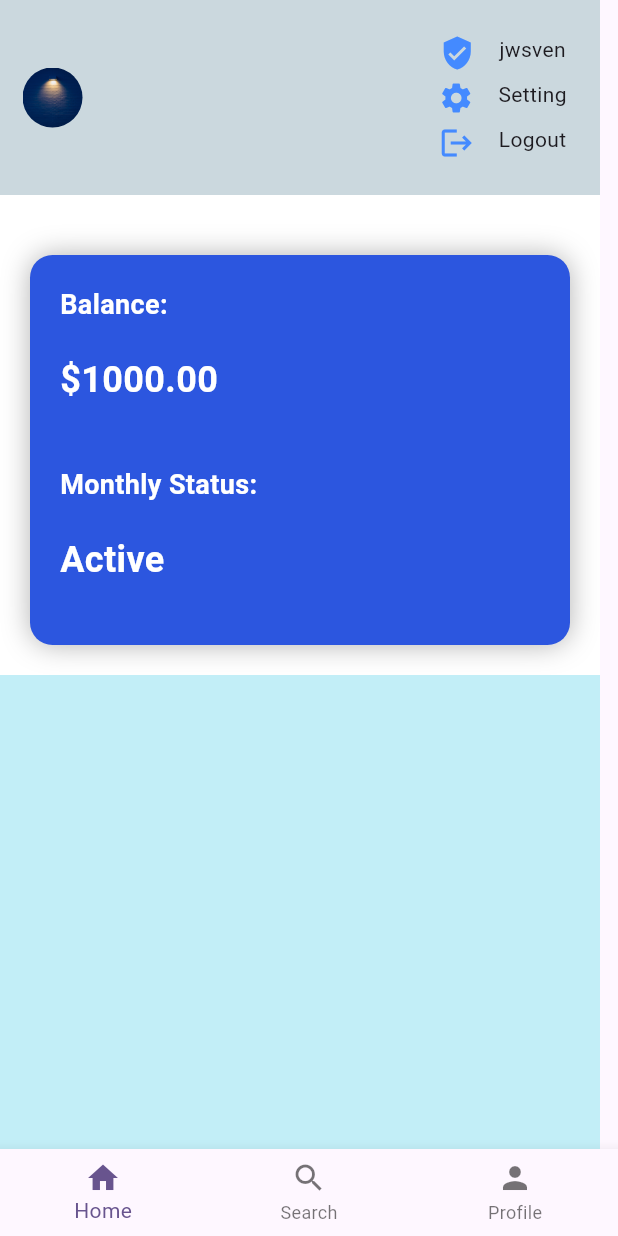
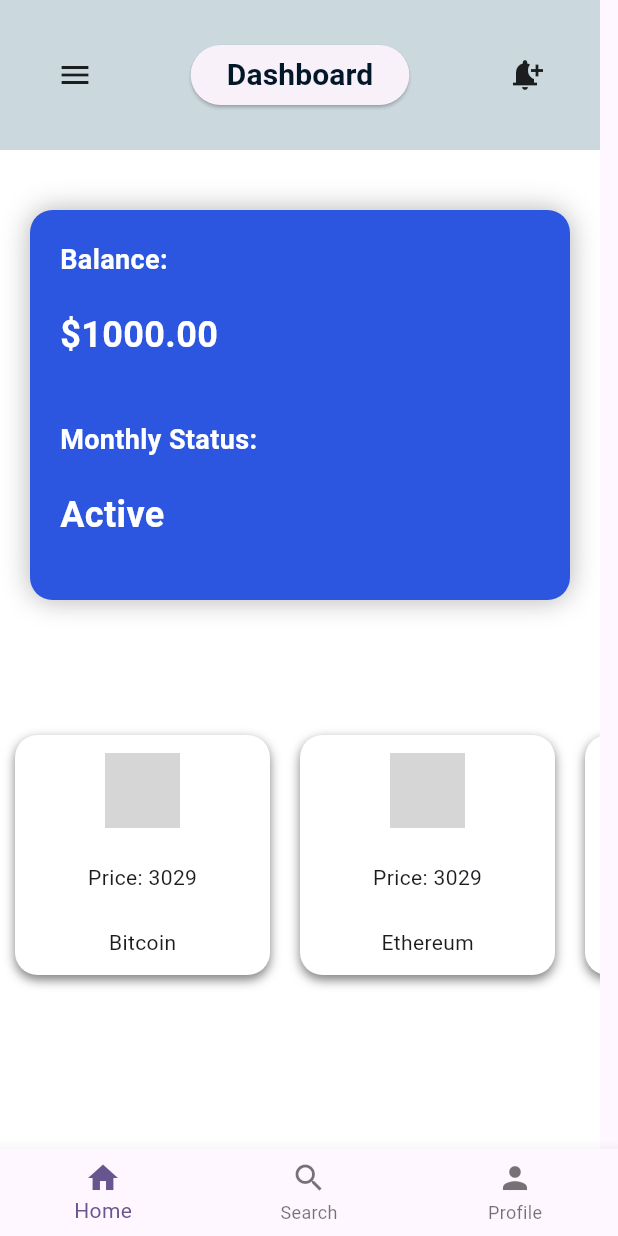
Before and after one commit to jwsvengit7/cardonic-app-flutter, a Flutter app: the DashboardScreen screen opened directly, on a phone screen of 412 x 824 dp. Run offline on Flutter 3.47's test engine with Material 2 defaults, Android fonts, the phone set to English and light mode, and no system bars; our stand-ins replace flutter_svg, get; network calls fail; grey boxes are pictures that could not be loaded.

Commit message:
Drawer & Coin Api

```diff
--- a/lib/main.dart
+++ b/lib/main.dart
@@ -1,5 +1,8 @@
+import 'package:cardioc/screen/Verification/otp_verification.dart';
 import 'package:flutter/material.dart';
 import 'package:cardioc/screen/login_signup.dart';
+import 'package:cardioc/screen/create_account.dart';
+import 'package:cardioc/screen/User/dashboard.dart';
 import 'package:get/get.dart';
 
 void main() {
@@ -18,7 +21,13 @@ class MyApp extends StatelessWidget {
         colorScheme: ColorScheme.fromSeed(seedColor: Colors.deepPurple),
         useMaterial3: true,
       ),
-      home: LoginSignupScreen(),
+      initialRoute: "/dashboard",
+      routes: {
+        '/': (context) => LoginSignupScreen(),
+        '/signup': (context) => CreateAccountScreen(),
+        '/otp': (context) => Otp(),
+        '/dashboard': (context) => DashboardScreen(),
+      },
     );
   }
 }
--- a/lib/screen/User/dashboard.dart
+++ b/lib/screen/User/dashboard.dart
@@ -1,16 +1,75 @@
-import 'package:flutter_svg/flutter_svg.dart';
 import 'package:flutter/material.dart';
-import 'package:cardioc/screen/login_signup.dart';
-import 'package:get/route_manager.dart';
 import 'package:cardioc/screen/User/homed1.dart';
 import 'package:cardioc/screen/User/footer.dart';
-import 'package:cardioc/screen/login_signup.dart';
 
-class DashboardScreen extends StatelessWidget {
-  final SizedBox spaceHieigt = const SizedBox(height: 20);
+class DashboardScreen extends StatefulWidget {
+  @override
+  DashboardScreenState createState() => DashboardScreenState();
+}
+
+class DashboardScreenState extends State<DashboardScreen> {
+  final GlobalKey<ScaffoldState> _scaffoldKey = GlobalKey<ScaffoldState>();
+
   @override
   Widget build(BuildContext context) {
     return Scaffold(
+      key: _scaffoldKey,
+      drawer: Drawer(
+        child: ListView(
+          padding: EdgeInsets.zero,
+          children: <Widget>[
+            const DrawerHeader(
+              decoration: BoxDecoration(
+                color: Color.fromARGB(255, 203, 216, 222),
+              ),
+              child: Column(
+                crossAxisAlignment: CrossAxisAlignment.start,
+                mainAxisAlignment: MainAxisAlignment.end,
+                children: <Widget>[
+                  Text(
+                    'Welcome',
+                    style: TextStyle(
+                      fontSize: 20,
+                      fontWeight: FontWeight.bold,
+                    ),
+                  ),
+                  Text(
+                    'Temple Chiorlu',
+                    style: TextStyle(
+                      fontSize: 16,
+                    ),
+                  ),
+                ],
+              ),
+            ),
+            ListTile(
+              leading: const Icon(Icons.dashboard),
+              title: const Text('Dashboard'),
+              onTap: () {},
+            ),
+            ListTile(
+              leading: const Icon(Icons.card_giftcard),
+              title: const Text('Sell Giftcards'),
+              onTap: () {},
+            ),
+            ListTile(
+              leading: const Icon(Icons.currency_bitcoin),
+              title: const Text('Exchange Coin'),
+              onTap: () {},
+            ),
+            ListTile(
+              leading: const Icon(Icons.dashboard),
+              title: const Text('Dashboard'),
+              onTap: () {},
+            ),
+            ListTile(
+              leading: const Icon(Icons.settings),
+              title: const Text('Settings'),
+              onTap: () {},
+            ),
+          ],
+        ),
+      ),
       body: SafeArea(
         child: Stack(
           children: [
@@ -21,75 +80,47 @@ class DashboardScreen extends StatelessWidget {
                 mainAxisAlignment: MainAxisAlignment.spaceEvenly,
                 children: [
                   Container(
-                    height: 130,
+                    height: 100,
                     color: const Color.fromARGB(255, 203, 216, 222),
                     child: Row(
                       mainAxisAlignment: MainAxisAlignment.spaceEvenly,
                       crossAxisAlignment: CrossAxisAlignment.center,
                       children: <Widget>[
+                        InkWell(
+                          onTap: () {
+                            _scaffoldKey.currentState!.openDrawer();
+                          },
+                          child: const SizedBox(
+                            width: 40,
+                            height: 40,
+                            child: Icon(Icons.menu),
+                          ),
+                        ),
                         SizedBox(
-                          width: 40,
-                          height: 40,
-                          child: ClipOval(
-                            child: Image.asset(
-                              'images/bg.jpg',
-                              fit: BoxFit.cover,
-                            ),
+                          width: 200,
+                          height: 70,
+                          child: Row(
+                            mainAxisAlignment: MainAxisAlignment.center,
+                            crossAxisAlignment: CrossAxisAlignment.center,
+                            children: [
+                              ElevatedButton(
+                                onPressed: () {},
+                                child: const Text(
+                                  "Dashboard",
+                                  style: TextStyle(
+                                    fontSize: 20.0,
+                                    fontWeight: FontWeight.bold,
+                                    color: Color.fromARGB(255, 2, 23, 40),
+                                  ),
+                                ),
+                              ),
+                            ],
                           ),
                         ),
                         const SizedBox(
-                          width: 200,
-                          height: 70,
-                        ),
-                        SizedBox(
-                          width: 100,
-                          height: 90,
-                          child: Column(
-                            mainAxisAlignment: MainAxisAlignment.spaceAround,
-                            crossAxisAlignment: CrossAxisAlignment.center,
-                            children: <Widget>[
-                              Stack(
-                                children: [
-                                  const Icon(Icons.verified_user,
-                                      color: Colors.blueAccent),
-                                  Container(
-                                    padding: const EdgeInsets.only(left: 40),
-                                    child: const Text("jwsven"),
-                                  ),
-                                ],
-                              ),
-                              Stack(
-                                children: [
-                                  const Icon(Icons.settings,
-                                      color: Colors.blueAccent),
-                                  Container(
-                                    padding: const EdgeInsets.only(left: 40),
-                                    child: const Text("Setting"),
-                                  ),
-                                ],
-                              ),
-                              Stack(
-                                children: [
-                                  const Icon(Icons.logout,
-                                      color: Colors.blueAccent),
-                                  GestureDetector(
-                                    onTap: () {
-                                      Navigator.pushReplacement(
-                                        context,
-                                        MaterialPageRoute(
-                                            builder: (context) =>
-                                                LoginSignupScreen()),
-                                      );
-                                    },
-                                    child: Container(
-                                      padding: const EdgeInsets.only(left: 40),
-                                      child: const Text("Logout"),
-                                    ),
-                                  )
-                                ],
-                              ),
-                            ],
-                          ),
+                          width: 40,
+                          height: 40,
+                          child: Icon(Icons.notification_add),
                         ),
                       ],
                     ),
@@ -100,6 +131,7 @@ class DashboardScreen extends StatelessWidget {
                       shrinkWrap: true,
                       children: <Widget>[
                         HomeFirst(),
+                        // Add more widgets as needed
                       ],
                     ),
                   ),
--- a/lib/screen/User/homed1.dart
+++ b/lib/screen/User/homed1.dart
@@ -1,4 +1,5 @@
 import 'package:flutter/material.dart';
+import 'package:flutter_svg/flutter_svg.dart';
 
 class HomeFirst extends StatefulWidget {
   @override
@@ -6,6 +7,38 @@ class HomeFirst extends StatefulWidget {
 }
 
 class HomeFirstState extends State<HomeFirst> {
+  List<Map<dynamic, String>> containerList = [
+    {
+      "name": "Bitcoin",
+      "image": "https://assets.coingecko.com/coins/images/1/large/bitcoin.png",
+      "price": "3029",
+    },
+    {
+      "name": "Ethereum",
+      "image":
+          "https://assets.coingecko.com/coins/images/279/large/ethereum.png",
+      "price": "3029",
+    },
+    {
+      "name": "Tether",
+      "image":
+          "https://assets.coingecko.com/coins/images/325/large/Tether.png?1668148663",
+      "price": "3029",
+    },
+    {
+      "name": "BNB",
+      "image":
+          "https://assets.coingecko.com/coins/images/825/large/bnb-icon2_2x.png?1644979850",
+      "price": "3029",
+    },
+    {
+      "name": "XRP",
+      "image":
+          "https://assets.coingecko.com/coins/images/44/large/xrp-symbol-white-128.png?1605778731",
+      "price": "3029",
+    },
+  ];
+
   @override
   Widget build(BuildContext buildContext) {
     return Column(
@@ -15,6 +48,7 @@ class HomeFirstState extends State<HomeFirst> {
         Container(
           width: 390,
           height: 300,
+          color: Colors.white70,
           padding: const EdgeInsets.only(top: 40),
           child: Positioned(
             bottom: 30,
@@ -85,10 +119,49 @@ class HomeFirstState extends State<HomeFirst> {
           ),
         ),
         Container(
-          width: 100,
-          height: 500,
+          width: double.infinity,
+          height: 300,
+          color: Colors.white,
           margin: const EdgeInsets.only(bottom: 20, top: 20),
-          color: Color.fromARGB(255, 194, 238, 247),
+          child: SingleChildScrollView(
+            scrollDirection: Axis.horizontal,
+            child: Row(
+              crossAxisAlignment: CrossAxisAlignment.center,
+              mainAxisAlignment: MainAxisAlignment.center,
+              children: containerList.map((value) {
+                return Container(
+                    width: 170,
+                    height: 160,
+                    margin: const EdgeInsets.symmetric(horizontal: 10),
+                    decoration: BoxDecoration(
+                      color: Colors.white,
+                      borderRadius: BorderRadius.circular(15),
+                      boxShadow: [
+                        BoxShadow(
+                          color: Colors.black.withOpacity(0.5),
+                          blurRadius: 5,
+                          offset: const Offset(0, 3),
+                        ),
+                      ],
+                    ),
+                    child: Column(
+                      mainAxisAlignment: MainAxisAlignment.spaceAround,
+                      children: [
+                        Container(
+                          child: Image.network(
+                            value["image"]!,
+                            width: 50,
+                            height: 50,
+                            fit: BoxFit.contain,
+                          ),
+                        ),
+                        Text("Price: " + value["price"]!),
+                        Text(value["name"]!),
+                      ],
+                    ));
+              }).toList(),
+            ),
+          ),
         )
       ],
     );
--- a/lib/screen/Verification/otp_verification.dart
+++ b/lib/screen/Verification/otp_verification.dart
@@ -1,7 +1,6 @@
 import 'package:cardioc/screen/Login_Signup.dart';
 import 'package:flutter_svg/flutter_svg.dart';
 import 'package:flutter/material.dart';
-import 'package:cardioc/screen/create_account.dart';
 import 'package:get/route_manager.dart';
 
 class Otp extends StatelessWidget {
```
Also changed, not shown: lib/screen/User/ApiResponse.dart (added, +37 -0 lines), lib/screen/User/footer.dart (+17 -14 lines), lib/screen/login_signup.dart (+1 -7 lines), pubspec.yaml (+5 -5 lines).
